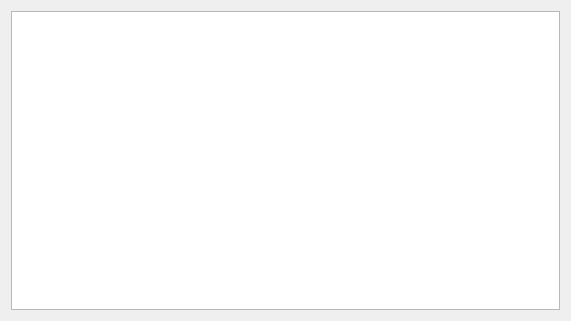
Above: workspace_member/workspacememberdialog.ui from ytxerp/ytx-client before the change. Below: the same form after it.
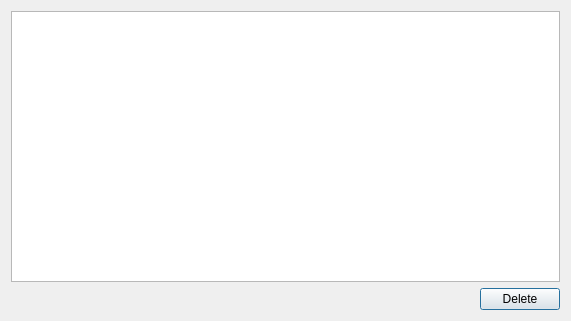
That is the form after the change.

Diff of the .ui file:
```diff
--- a/workspace_member/workspacememberdialog.ui
+++ b/workspace_member/workspacememberdialog.ui
@@ -17,6 +17,30 @@
    <item row="0" column="0">
     <widget class="QTableView" name="tableView"/>
    </item>
+   <item row="1" column="0">
+    <layout class="QHBoxLayout" name="horizontalLayout">
+     <item>
+      <spacer name="horizontalSpacer">
+       <property name="orientation">
+        <enum>Qt::Orientation::Horizontal</enum>
+       </property>
+       <property name="sizeHint" stdset="0">
+        <size>
+         <width>40</width>
+         <height>20</height>
+        </size>
+       </property>
+      </spacer>
+     </item>
+     <item>
+      <widget class="QPushButton" name="pushButtonDelete">
+       <property name="text">
+        <string>Delete</string>
+       </property>
+      </widget>
+     </item>
+    </layout>
+   </item>
   </layout>
  </widget>
  <resources/>
```
